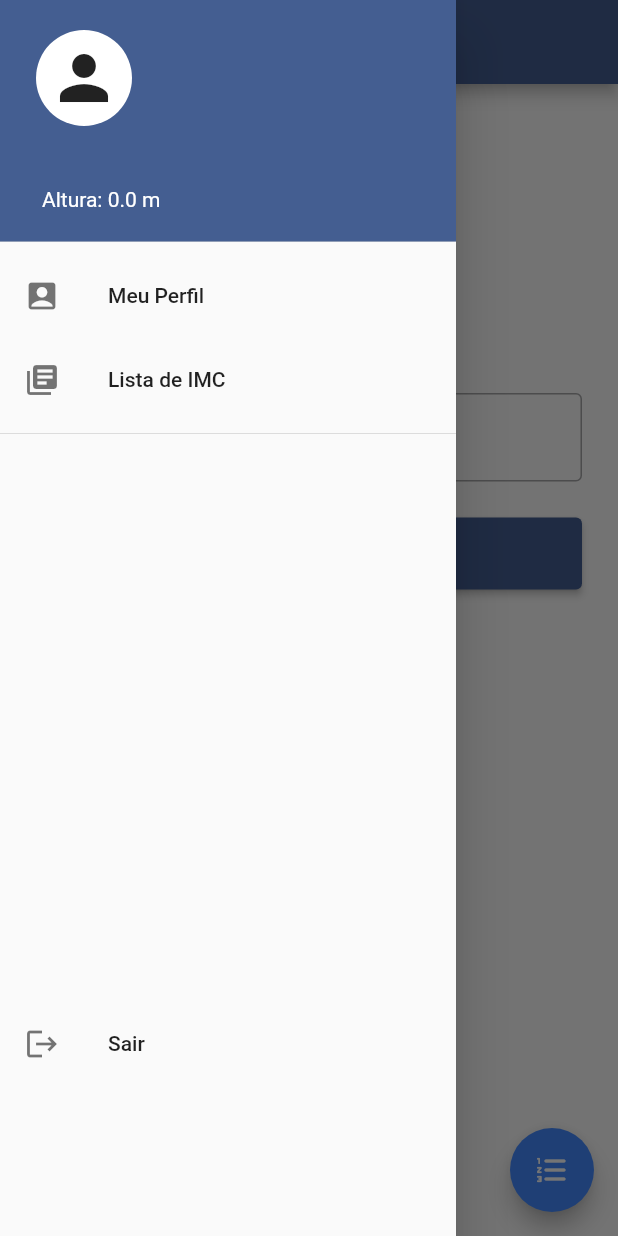
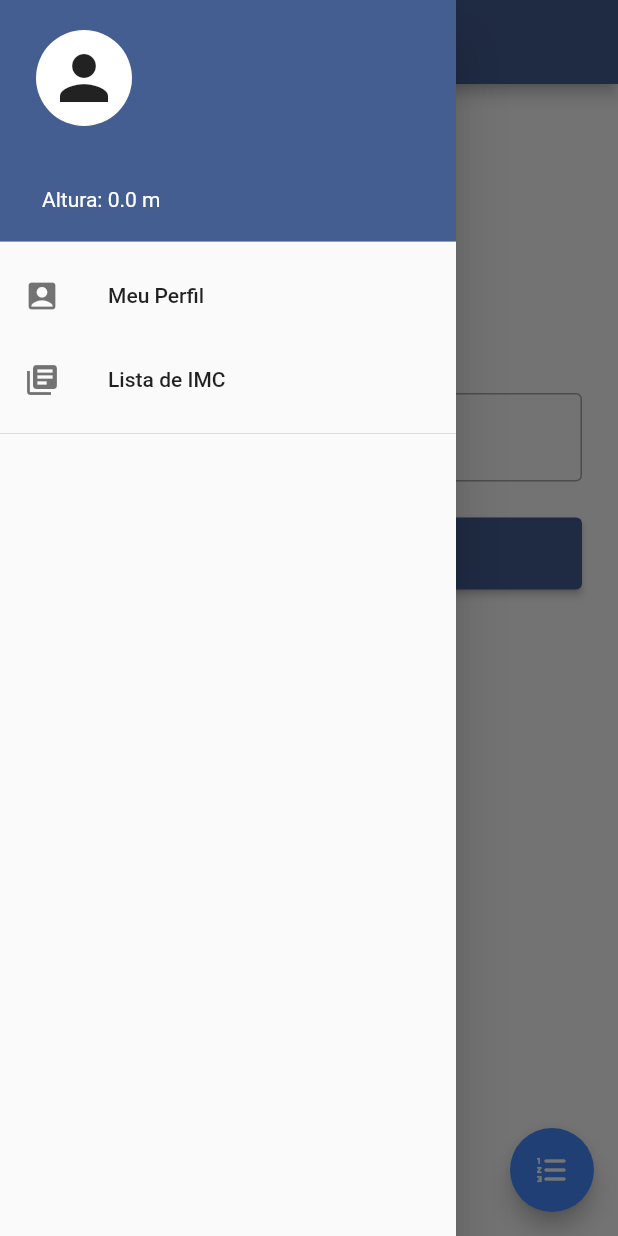
Before and after one commit to savioluis/imc_calculator_sqlite, a Flutter app: the CalculadoraIMCPage screen opened directly, with the side drawer open, on a phone screen of 412 x 824 dp. Run offline on Flutter 3.47's test engine with Material 2 defaults, Android fonts, the phone set to English and light mode, and no system bars; our stand-ins replace shared_preferences, sqflite; accounts and stored records are empty.

```diff
--- a/lib/widgets/custom_drawer_widget.dart
+++ b/lib/widgets/custom_drawer_widget.dart
@@ -96,28 +96,6 @@ class CustomDrawer extends StatelessWidget {
           SizedBox(
             height: MediaQuery.of(context).size.height * 0.45,
           ),
-          Expanded(
-            child: Align(
-              alignment: FractionalOffset.bottomCenter,
-              child: ListTile(
-                hoverColor: Colors.blue,
-                leading: const Icon(
-                  Icons.logout,
-                  color: Colors.black54,
-                ),
-                title: const Text('Sair'),
-                onTap: () {
-                  Navigator.pop(context);
-                  Navigator.pushReplacement(
-                    context,
-                    MaterialPageRoute(
-                      builder: (context) => const HomePage(),
-                    ),
-                  );
-                },
-              ),
-            ),
-          ),
         ],
       ),
     );
```
Also changed, not shown: lib/widgets/imc_card.dart (+8 -6 lines), 1 other file.
